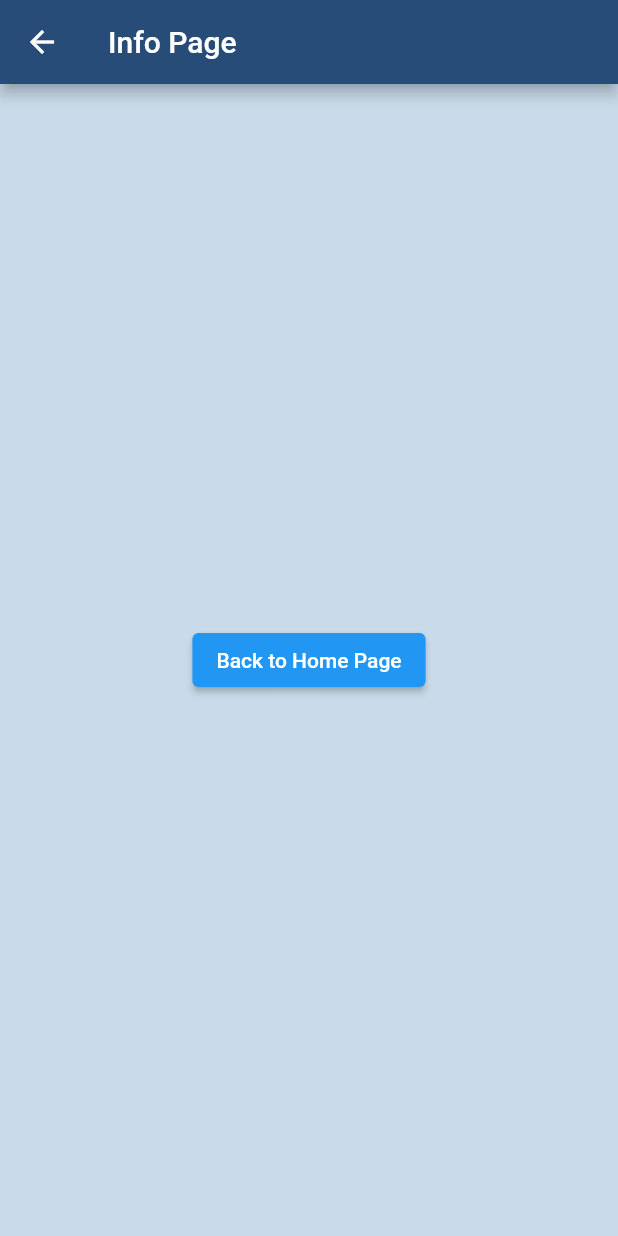
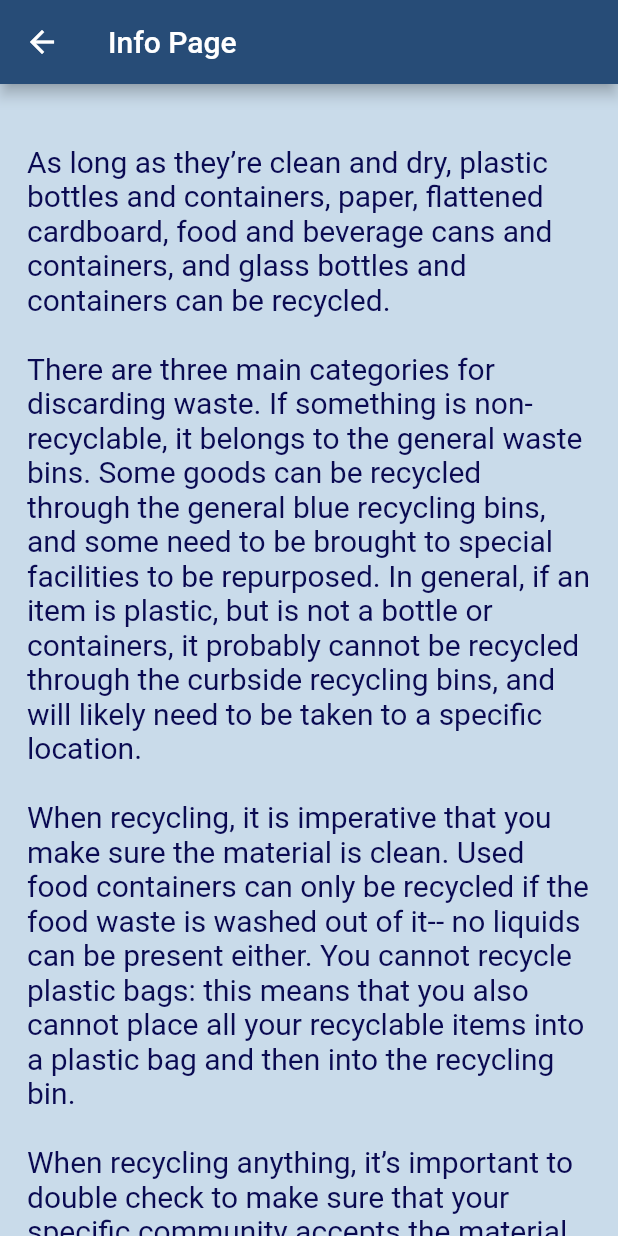
Before and after one commit to Vicolee/recycle-mobile-app, a Flutter app: the Info screen opened directly, on a phone screen of 412 x 824 dp. Run offline on Flutter 3.47's test engine with Material 2 defaults, Android fonts, the phone set to English and light mode, and no system bars.

Commit message:
added info.dart text

```diff
--- a/recycle_app/lib/info.dart
+++ b/recycle_app/lib/info.dart
@@ -9,14 +9,38 @@ class Info extends StatelessWidget {
         title: Text("Info Page"),
         backgroundColor: Theme.of(context).primaryColor,
       ),
-      body: Center(
-        child: ElevatedButton(
-          onPressed: () {
-            Navigator.pop(context);
-          },
-          child: Text('Back to Home Page'),
-        ),
-      ),
+      body: Container(
+          margin: new EdgeInsets.only(top: 40, left: 18, right: 18),
+          child: Text(
+            'As long as they’re clean and dry, plastic bottles and containers,'
+            ' paper, flattened cardboard, food and beverage cans and '
+            'containers, and glass bottles and containers can be recycled.'
+            '\n\nThere are three main categories for discarding waste. If '
+            'something is non-recyclable, it belongs to the general waste '
+            'bins. Some goods can be recycled through the general blue '
+            'recycling bins, and some need to be brought to special '
+            ' facilities to be repurposed. In general, if an item is plastic,'
+            ' but is not a bottle or containers, it probably cannot be '
+            'recycled through the curbside recycling bins, and will likely '
+            'need to be taken to a specific location.\n\nWhen recycling, it '
+            'is imperative that you make sure the material is clean. Used '
+            'food containers can only be recycled if the food waste is washed'
+            ' out of it-- no liquids can be present either. You cannot '
+            'recycle plastic bags: this means that you also cannot place all '
+            'your recyclable items into a plastic bag and then into the '
+            'recycling bin.\n\nWhen recycling anything, it’s important to '
+            'double check to make sure that your specific community accepts '
+            'the material you are trying to recycle.',
+            style: TextStyle(
+                color: Theme.of(context).textSelectionColor, fontSize: 20),
+          )),
+      //   child: ElevatedButton(
+      //     onPressed: () {
+      //       Navigator.pop(context);
+      //     },
+      //     child: Text('Back to Home Page'),
+      //   ),
+      // ),
     );
   }
 }
--- a/recycle_app/lib/pgraph.dart
+++ b/recycle_app/lib/pgraph.dart
@@ -14,7 +14,7 @@ class PGraph extends StatelessWidget {
 
   @override
   Widget build(BuildContext context) {
-    return Center(
+    return Container(
         child: RichText(
       text: TextSpan(
         children: <TextSpan>[
@@ -51,9 +51,9 @@ class PGraph extends StatelessWidget {
                 }),
           TextSpan(text: paragraph),
         ],
-        style: TextStyle(color: Color.fromRGBO(0, 0, 46, 1), fontSize: 20),
+        style: TextStyle(
+            color: Theme.of(context).textSelectionColor, fontSize: 20),
       ),
-      textAlign: TextAlign.center,
     ));
   }
 }
```
